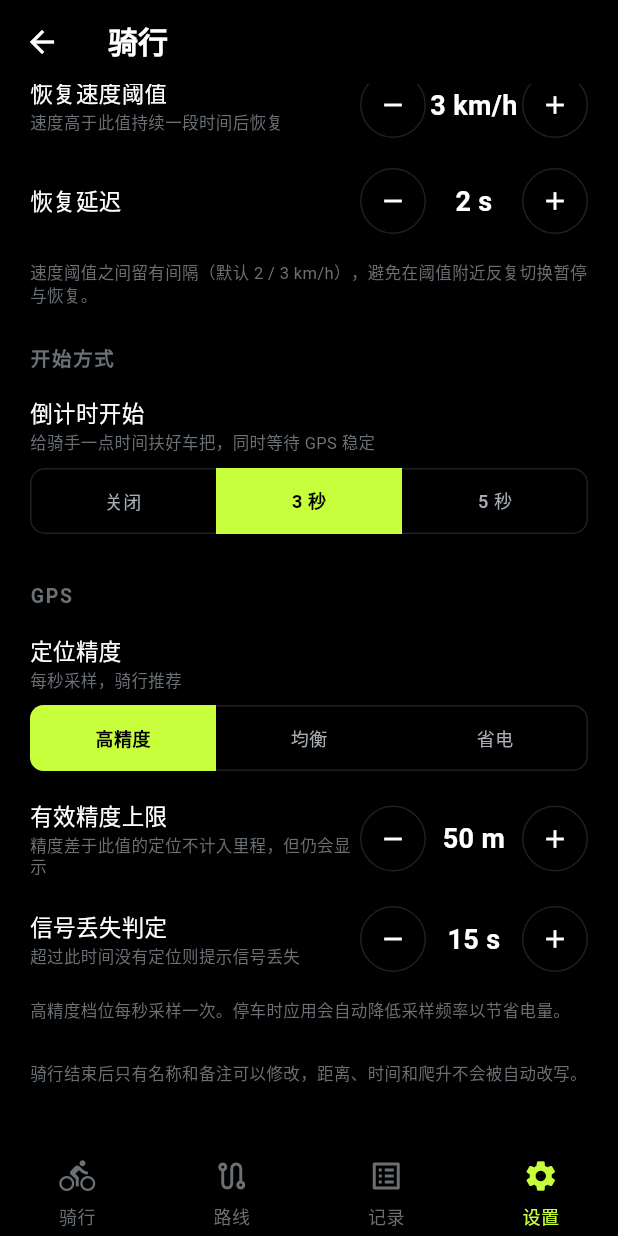
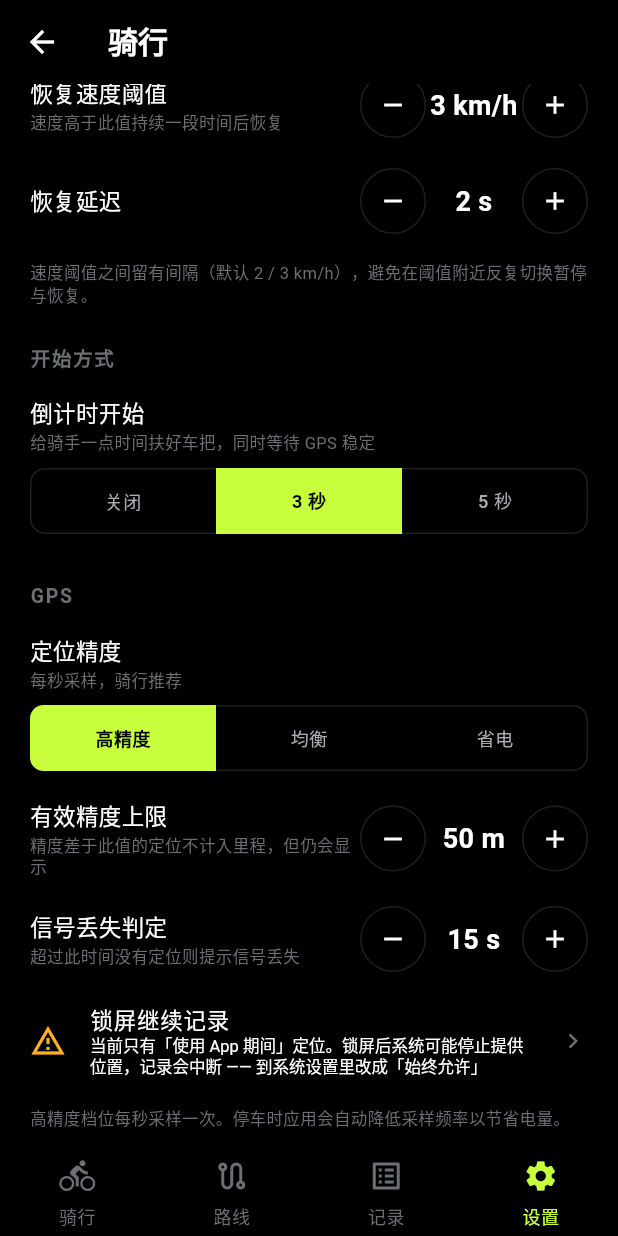
Before and after one commit to csic21/pure-cycling, a Flutter app: the RideSettingsScreen screen opened by its route, scrolled down 274 dp, on a phone screen of 412 x 824 dp. Run offline on Flutter 3.47's test engine with Material 3 defaults, Android fonts, the phone set to English and light mode, and no system bars; our stand-ins replace battery_plus, connectivity_plus, drift, drift_flutter, file_picker, flutter_map and 8 more; missing offline and left inert: universal_ble; accounts and stored records are empty; generated files the repository leaves out were written again.

Commit message:
后台定位：先说明白，再弹系统框；只说一次，永远能查
系统权限对话框不算披露 —— 请求后台定位的应用必须在弹框**之前**在应用内说清用途
（Play 的硬要求）。而且「只给了使用期间」这件事一直没人告诉骑手：结果是
一条工作正常的 App，在他把手机放进口袋时停止记录，骑完才发现地图是一条直线。

首次点「开始骑行」的顺序现在是：

    应用内说明（为什么需要「始终允许」、数据在哪、不读什么）
      ↓ 同意
    系统权限对话框
      ↓ 只给了「使用 App 期间」
    一次提示：锁屏可能中断 + 怎么改

两个提示各只出现一次，标记存在设置 KV 表而不是 AppSettings —— 授权属于这台手机，
把「已看过」同步到另一台设备等于跳过那台设备从未见过的披露。设置 → 骑行 → GPS
里多了一行「锁屏继续记录」，随时能看到当前状态并跳到系统设置。

`LocationService.hasBackgroundAccess()` 不知道就当作已授权：对着一个不回答的
平台唠叨，比不说更糟。

验证：ride_flow_test 新增四条（披露出现并落标记、拒绝后不记录也不落标记、
只给使用期间时提示一次、全量授权不打扰），app_flow_test 新增两条（设置里
两种状态各是什么文案）。298 个测试通过（原 292），静态分析零问题。

```diff
--- a/app/lib/app/providers.dart
+++ b/app/lib/app/providers.dart
@@ -57,6 +57,16 @@ final databaseProvider = Provider<AppDatabase>((ref) {
 
 final locationServiceProvider = Provider<LocationService>(
   (ref) => LocationService(),
+);
+
+/// Whether the OS will keep delivering fixes with the screen off.
+///
+/// A future rather than a value: it is a platform query, and the settings
+/// screen shows it beside the other location settings. Unknown (`null` while
+/// it resolves, or `true` on a platform that will not answer) is presented as
+/// granted — nagging is worse than staying quiet.
+final backgroundLocationProvider = FutureProvider<bool>(
+  (ref) => ref.watch(locationServiceProvider).hasBackgroundAccess(),
 );
 
 /// The process's diagnostic log.
--- a/app/lib/features/settings/presentation/ride_settings_screen.dart
+++ b/app/lib/features/settings/presentation/ride_settings_screen.dart
@@ -131,6 +131,7 @@ class RideSettingsScreen extends ConsumerWidget {
                 onChanged: (v) =>
                     notifier.mutate((s) => s.copyWith(gpsSignalLostSeconds: v)),
               ),
+              const _BackgroundLocationRow(),
             ],
             footnote: '高精度档位每秒采样一次。停车时应用会自动降低采样频率以节省电量。',
           ),
@@ -148,3 +149,36 @@ class RideSettingsScreen extends ConsumerWidget {
     );
   }
 }
+
+/// Whether the phone will keep delivering fixes with the screen off.
+///
+/// The one permission state that is invisible until it hurts: a foreground-only
+/// grant produces a working app that stops recording when the rider pockets
+/// the phone. The home screen says so once before the first ride; this row is
+/// where they can check it again after dismissing that notice.
+class _BackgroundLocationRow extends ConsumerWidget {
+  const _BackgroundLocationRow();
+
+  @override
+  Widget build(BuildContext context, WidgetRef ref) {
+    final access = ref.watch(backgroundLocationProvider);
+    final granted = access.valueOrNull;
+
+    return SettingsTile(
+      title: '锁屏继续记录',
+      subtitle: granted == null
+          ? '正在检查系统权限…'
+          : granted
+              ? '已授权「始终允许」定位，锁屏后继续记录'
+              : '当前只有「使用 App 期间」定位。锁屏后系统可能停止提供位置，'
+                  '记录会中断 —— 到系统设置里改成「始终允许」',
+      leading: Icon(
+        granted == false ? Icons.warning_amber_outlined : Icons.lock_clock,
+        color: granted == false ? AppColors.warning : null,
+      ),
+      onTap: granted == false
+          ? () => ref.read(locationServiceProvider).openAppSettings()
+          : null,
+    );
+  }
+}
```
Also changed, not shown: app/lib/core/location/location_service.dart (+21 -0 lines), app/lib/features/ride/presentation/home_screen.dart (+30 -0 lines), app/lib/features/ride/presentation/widgets/location_notice.dart (added, +138 -0 lines), 3 other files.
